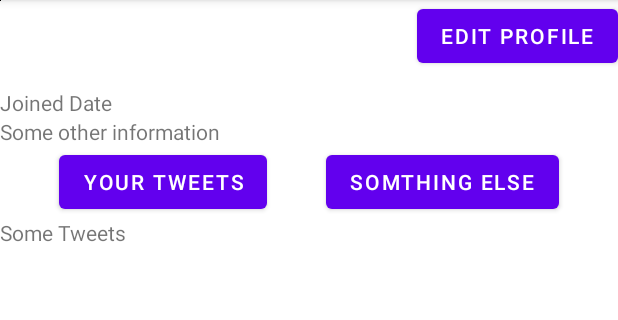
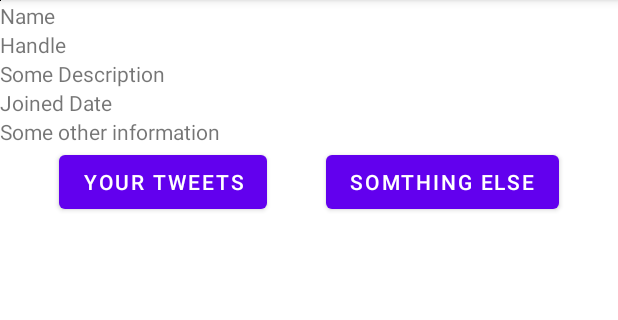
Before and after one commit to MingHaoC/COMP4200, an Android app: the ProfileActivity screen opened directly, with no data from a screen before it, after a tap on "YOUR TWEETS", on a phone screen of 412 x 824 dp, the part 84-404 px from its top. Run offline under Robolectric (Android 15) with nearby library versions, the phone set to English and light mode, and no system bars; our stand-ins replace Firebase (no records; nobody signed in at launch, a user with empty details on screens opened directly); 2 statements that could not run were skipped.

Commit message:
Add ProfileActivity path to imageView and get user

```diff
--- a/app/src/main/java/com/example/comp4200/ProfileActivity.java
+++ b/app/src/main/java/com/example/comp4200/ProfileActivity.java
@@ -11,11 +11,11 @@ import android.widget.Button;
 import android.widget.ImageView;
 import android.widget.TextView;
 
+import com.example.comp4200.DAO.UserDao;
 import com.example.comp4200.fragment.Tweet;
 import com.example.comp4200.model.User;
-
-import java.time.LocalDateTime;
-
+import com.google.firebase.auth.FirebaseAuth;
+import com.google.firebase.auth.FirebaseUser;
 
 public class ProfileActivity extends AppCompatActivity {
     TextView name;
@@ -25,49 +25,60 @@ public class ProfileActivity extends AppCompatActivity {
     TextView date_created;
     Button editButton;
 
-    private String userId;
+    private User profileUser;
+    private FirebaseUser currentUser;
 
     @Override
     protected void onCreate(Bundle savedInstanceState) {
         super.onCreate(savedInstanceState);
         setContentView(R.layout.activity_profile);
+        isLoggedIn();
+        setViews();
 
-        //TODO: Get intent data or shared preferences
+        String userId = getIntent().getStringExtra("user_id");
+        if (userId == null || userId.isEmpty()) {
+            userId = currentUser != null ? currentUser.getUid() : "";
+        }
+        new UserDao().get(userId, user -> {
+            profileUser = user;
+            name.setText(profileUser.getDisplayName());
+            description.setText(profileUser.getDescription());
+            handle.setText(profileUser.getHandle());
 
+            if (currentUser.getUid().equals(profileUser.getId())) {
+                editButton.setVisibility(View.VISIBLE);
+            }
+        });
+//        date_created.setText(user.getCreatedDate().getMonth() + " " + user.getCreatedDate().getYear());
+//        imageView.setImageBitmap(bm); //TODO: Need to know how image is saved
+
+        editButton.setOnClickListener(view -> {
+            Intent intent = new Intent(getApplicationContext(), SettingsActivity.class);
+            startActivity(intent);
+        });
+    }
+
+    public void getTweets(View view) {
+        Tweet tweetFragment = Tweet.newInstance(profileUser.getId());
+        FragmentManager fm = getSupportFragmentManager();
+        FragmentTransaction ft = fm.beginTransaction();
+        ft.replace(R.id.user_forums, tweetFragment);
+        ft.commit();
+    }
+
+    protected void isLoggedIn() {
+        FirebaseAuth firebaseAuth = FirebaseAuth.getInstance();
+        currentUser = firebaseAuth.getCurrentUser();
+        if (currentUser == null)
+            startActivity(new Intent(this, LoginActivity.class));
+    }
+
+    protected void setViews() {
         name = findViewById(R.id.user_name);
         description = findViewById(R.id.user_description);
         imageView = findViewById(R.id.user_image);
         handle = findViewById(R.id.user_handle);
         date_created = findViewById(R.id.user_created);
         editButton = findViewById(R.id.edit_profile);
-
-        //TODO: Populate Text with real user data
-        User user = new User();
-        this.userId = user.getId();
-        name.setText(user.getDisplayName());
-        description.setText(user.getDescription());
-        handle.setText(user.getHandle());
-
-        // date_created.setText(user.getCreatedDate().getMonth() + " " + user.getCreatedDate().getYear());
-//        imageView.setImageBitmap(bm); //TODO: Need to know how image is saved
-        //TODO: Hide edit button on other peoples profiles
-        if (this.userId == user.getId()){ //need current user
-            editButton.setVisibility(View.VISIBLE);
-        }
-        editButton.setOnClickListener(new View.OnClickListener() {
-            @Override
-            public void onClick(View view) {
-                Intent intent = new Intent(getApplicationContext(), SettingsActivity.class);
-                startActivity(intent);
-            }
-        });
-    }
-
-    public void getTweets(View view) {
-        Tweet tweetFragment = Tweet.newInstance(userId);
-        FragmentManager fm=getSupportFragmentManager();
-        FragmentTransaction ft=fm.beginTransaction();
-        ft.replace(R.id.user_forums,tweetFragment);
-        ft.commit();
     }
 }
--- a/app/src/main/java/com/example/comp4200/TimelineActivity.java
+++ b/app/src/main/java/com/example/comp4200/TimelineActivity.java
@@ -6,6 +6,8 @@ import androidx.recyclerview.widget.RecyclerView;
 
 import android.content.Intent;
 import android.os.Bundle;
+import android.view.View;
+import android.widget.ImageView;
 
 import com.example.comp4200.model.Tweet;
 import com.example.comp4200.service.AuthenticationService;
@@ -17,6 +19,7 @@ import java.util.ArrayList;
 
 public class TimelineActivity extends AppCompatActivity {
 
+    ImageView profileImage;
     RecyclerView recyclerView;
     TweetRecyclerAdapter adapter;
     ArrayList<Tweet> tweets = new ArrayList<>();
@@ -28,6 +31,7 @@ public class TimelineActivity extends AppCompatActivity {
         super.onCreate(savedInstanceState);
         setContentView(R.layout.activity_timeline);
 
+        profileImage = findViewById(R.id.profileImage);
         recyclerView = findViewById(R.id.recyclerViewTweets);
 
         String tweet1 = "This is a tweet. I am testing tweets right now :D";
@@ -39,6 +43,7 @@ public class TimelineActivity extends AppCompatActivity {
         recyclerView.setLayoutManager(new LinearLayoutManager(TimelineActivity.this));
         recyclerView.setAdapter(adapter);
 
+        profileImage.setOnClickListener(view -> startActivity(new Intent(getApplicationContext(), ProfileActivity.class)));
     }
 
     @Override
--- a/app/src/main/res/layout/activity_timeline.xml
+++ b/app/src/main/res/layout/activity_timeline.xml
@@ -34,7 +34,7 @@
         android:textColorHint="#726DA8"
         app:layout_constraintEnd_toStartOf="@+id/ibSettings"
         app:layout_constraintHorizontal_bias="0.0"
-        app:layout_constraintStart_toEndOf="@+id/imageView"
+        app:layout_constraintStart_toEndOf="@+id/profileImage"
         app:layout_constraintTop_toTopOf="parent"
         tools:ignore="TextContrastCheck" />
 
@@ -66,7 +66,7 @@
         tools:listitem="@layout/tweet" />
 
     <ImageView
-        android:id="@+id/imageView"
+        android:id="@+id/profileImage"
         android:layout_width="69dp"
         android:layout_height="65dp"
         android:layout_marginStart="16dp"
```
